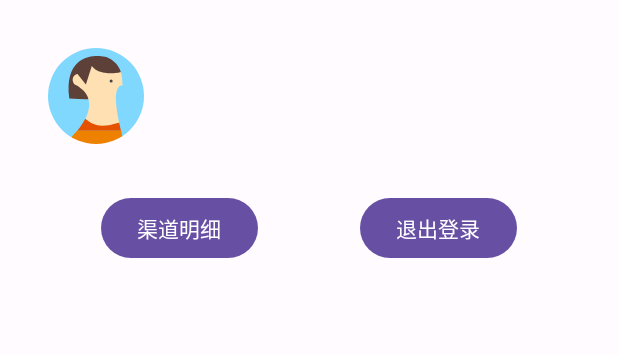
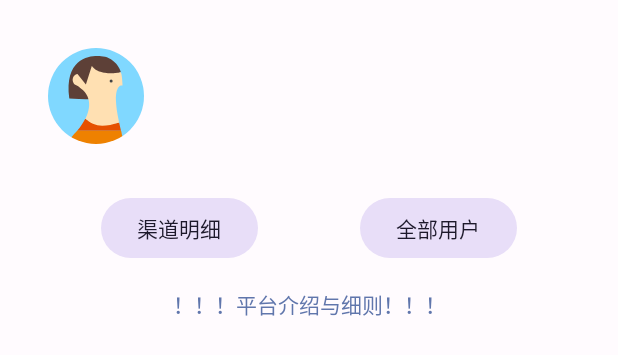
Before and after one commit to Airomeo/CDMS, an Android app: the layout fragment_home.xml on its own in the app's theme, with its tools: preview values and no code run, on a phone screen of 412 x 824 dp. Shown: the top 355 px of the screen. Run offline under Robolectric (Android 15) with nearby library versions, the phone set to English and light mode, and no system bars.

Commit message:
Dev: UI改动，修复内存泄漏。

```diff
--- a/app/src/main/java/app/i/cdms/ui/fees/FeesFragment.kt
+++ b/app/src/main/java/app/i/cdms/ui/fees/FeesFragment.kt
@@ -217,4 +217,9 @@ class FeesFragment : Fragment(R.layout.fragment_fees) {
             popup.show()
         }
     }
+
+    override fun onDestroyView() {
+        super.onDestroyView()
+        _binding = null
+    }
 }
--- a/app/src/main/res/layout/fragment_home.xml
+++ b/app/src/main/res/layout/fragment_home.xml
@@ -21,17 +21,6 @@
             app:layout_constraintTop_toTopOf="parent"
             app:roundPercent="1"
             app:srcCompat="@drawable/ic_avatar" />
-
-        <TextView
-            android:id="@+id/notice"
-            android:layout_width="match_parent"
-            android:layout_height="wrap_content"
-            android:padding="16dp"
-            android:textColor="@color/material_on_surface_emphasis_medium"
-            app:layout_constraintBottom_toBottomOf="parent"
-            app:layout_constraintEnd_toEndOf="parent"
-            app:layout_constraintStart_toStartOf="parent"
-            app:layout_constraintTop_toBottomOf="@+id/logout" />
 
         <TextView
             android:id="@+id/tv_username"
@@ -82,22 +71,47 @@
             android:layout_width="wrap_content"
             android:layout_height="wrap_content"
             android:layout_marginTop="32dp"
+            style="@style/Widget.Material3.Button.TonalButton"
             android:text="@string/agent_channel_detail"
-            app:layout_constraintEnd_toStartOf="@+id/logout"
+            app:layout_constraintEnd_toStartOf="@+id/team"
             app:layout_constraintHorizontal_bias="0.5"
             app:layout_constraintStart_toStartOf="parent"
             app:layout_constraintTop_toBottomOf="@+id/iv_avatar" />
 
         <Button
-            android:id="@+id/logout"
+            android:id="@+id/team"
             android:layout_width="wrap_content"
             android:layout_height="wrap_content"
-            android:text="退出登录"
+            style="@style/Widget.Material3.Button.TonalButton"
+            android:text="@string/my_team"
             app:layout_constraintBottom_toBottomOf="@+id/channel"
             app:layout_constraintEnd_toEndOf="parent"
             app:layout_constraintHorizontal_bias="0.5"
             app:layout_constraintStart_toEndOf="@+id/channel"
             app:layout_constraintTop_toTopOf="@+id/channel"
             app:layout_constraintVertical_bias="0.0" />
+
+        <TextView
+            android:id="@+id/intro"
+            android:layout_width="match_parent"
+            android:layout_height="wrap_content"
+            android:gravity="center"
+            android:padding="16dp"
+            android:text="！！！平台介绍与细则！！！"
+            android:textColor="@color/material_dynamic_primary50"
+            app:layout_constraintEnd_toEndOf="parent"
+            app:layout_constraintStart_toStartOf="parent"
+            app:layout_constraintTop_toBottomOf="@+id/channel" />
+
+        <TextView
+            android:id="@+id/notice"
+            android:layout_width="match_parent"
+            android:layout_height="wrap_content"
+            android:padding="16dp"
+            android:textColor="@color/material_on_surface_emphasis_medium"
+            app:layout_constraintBottom_toBottomOf="parent"
+            app:layout_constraintEnd_toEndOf="parent"
+            app:layout_constraintStart_toStartOf="parent"
+            app:layout_constraintTop_toBottomOf="@+id/intro" />
     </androidx.constraintlayout.widget.ConstraintLayout>
 </androidx.core.widget.NestedScrollView>
--- a/app/src/main/res/navigation/mobile_navigation.xml
+++ b/app/src/main/res/navigation/mobile_navigation.xml
@@ -3,7 +3,7 @@
     xmlns:app="http://schemas.android.com/apk/res-auto"
     xmlns:tools="http://schemas.android.com/tools"
     android:id="@+id/mobile_navigation"
-    app:startDestination="@+id/homeFragment">
+    app:startDestination="@+id/notificationsFragment">
 
     <fragment
         android:id="@+id/homeFragment"
```
Also changed, not shown: app/src/main/java/app/i/cdms/ui/book/BookFragment.kt (+15 -4 lines), app/src/main/java/app/i/cdms/ui/home/HomeFragment.kt (+10 -3 lines), app/src/main/java/app/i/cdms/ui/main/MainActivity.kt (+9 -15 lines), app/src/main/java/app/i/cdms/ui/notifications/NotificationsFragment.kt (+19 -17 lines), app/src/main/res/layout/activity_main.xml (+1 -8 lines), app/src/main/res/layout/fragment_notifications.xml (+8 -37 lines), app/src/main/res/menu/bottom_nav_menu.xml (deleted, +0 -19 lines), 1 other file.
